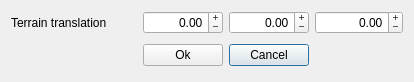
Old version of the form new_map_editor/terraintranslation.ui in the repository xaphier/Eternal-Lands.
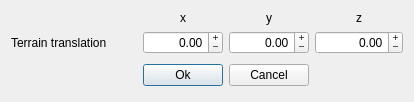
New version of the form. Icons and pictures are not drawn.

Diff of the .ui file:
```diff
--- a/new_map_editor/terraintranslation.ui
+++ b/new_map_editor/terraintranslation.ui
@@ -7,30 +7,49 @@
     <x>0</x>
     <y>0</y>
     <width>414</width>
-    <height>82</height>
+    <height>102</height>
    </rect>
   </property>
   <property name="windowTitle">
    <string>Dialog</string>
   </property>
   <layout class="QGridLayout" name="gridLayout">
-   <item row="0" column="1" colspan="2">
-    <widget class="QDoubleSpinBox" name="translation_x">
-     <property name="alignment">
-      <set>Qt::AlignRight|Qt::AlignTrailing|Qt::AlignVCenter</set>
+   <item row="2" column="1" colspan="2">
+    <widget class="QPushButton" name="pushButton">
+     <property name="text">
+      <string>Ok</string>
      </property>
-     <property name="buttonSymbols">
-      <enum>QAbstractSpinBox::PlusMinus</enum>
+     <property name="icon">
+      <iconset resource="icons/resourcen.qrc">
+       <normaloff>:/icons/gtk-apply.png</normaloff>:/icons/gtk-apply.png</iconset>
      </property>
-     <property name="minimum">
-      <double>-100.000000000000000</double>
+    </widget>
+   </item>
+   <item row="2" column="0">
+    <spacer name="horizontalSpacer">
+     <property name="orientation">
+      <enum>Qt::Horizontal</enum>
      </property>
-     <property name="maximum">
-      <double>100.000000000000000</double>
+     <property name="sizeHint" stdset="0">
+      <size>
+       <width>100</width>
+       <height>28</height>
+      </size>
      </property>
+    </spacer>
+   </item>
+   <item row="2" column="3" colspan="2">
+    <widget class="QPushButton" name="pushButton_2">
+     <property name="text">
+      <string>Cancel</string>
+     </property>
+     <property name="icon">
+      <iconset resource="icons/resourcen.qrc">
+       <normaloff>:/icons/gtk-cancel.png</normaloff>:/icons/gtk-cancel.png</iconset>
+     </property>
     </widget>
    </item>
-   <item row="1" column="5" colspan="2">
+   <item row="2" column="5" colspan="2">
     <spacer name="horizontalSpacer_2">
      <property name="orientation">
       <enum>Qt::Horizontal</enum>
@@ -44,17 +63,6 @@
     </spacer>
    </item>
    <item row="1" column="3" colspan="2">
-    <widget class="QPushButton" name="pushButton_2">
-     <property name="text">
-      <string>Cancel</string>
-     </property>
-     <property name="icon">
-      <iconset resource="icons/resourcen.qrc">
-       <normaloff>:/icons/gtk-cancel.png</normaloff>:/icons/gtk-cancel.png</iconset>
-     </property>
-    </widget>
-   </item>
-   <item row="0" column="3" colspan="2">
     <widget class="QDoubleSpinBox" name="translation_y">
      <property name="alignment">
       <set>Qt::AlignRight|Qt::AlignTrailing|Qt::AlignVCenter</set>
@@ -70,38 +78,30 @@
      </property>
     </widget>
    </item>
+   <item row="1" column="1" colspan="2">
+    <widget class="QDoubleSpinBox" name="translation_x">
+     <property name="alignment">
+      <set>Qt::AlignRight|Qt::AlignTrailing|Qt::AlignVCenter</set>
+     </property>
+     <property name="buttonSymbols">
+      <enum>QAbstractSpinBox::PlusMinus</enum>
+     </property>
+     <property name="minimum">
+      <double>-100.000000000000000</double>
+     </property>
+     <property name="maximum">
+      <double>100.000000000000000</double>
+     </property>
+    </widget>
+   </item>
    <item row="1" column="0">
-    <spacer name="horizontalSpacer">
-     <property name="orientation">
-      <enum>Qt::Horizontal</enum>
-     </property>
-     <property name="sizeHint" stdset="0">
-      <size>
-       <width>100</width>
-       <height>28</height>
-      </size>
-     </property>
-    </spacer>
-   </item>
-   <item row="0" column="0">
     <widget class="QLabel" name="label_5">
      <property name="text">
       <string>Terrain translation</string>
      </property>
     </widget>
    </item>
-   <item row="1" column="1" colspan="2">
-    <widget class="QPushButton" name="pushButton">
-     <property name="text">
-      <string>Ok</string>
-     </property>
-     <property name="icon">
-      <iconset resource="icons/resourcen.qrc">
-       <normaloff>:/icons/gtk-apply.png</normaloff>:/icons/gtk-apply.png</iconset>
-     </property>
-    </widget>
-   </item>
-   <item row="0" column="5" colspan="2">
+   <item row="1" column="5" colspan="2">
     <widget class="QDoubleSpinBox" name="translation_z">
      <property name="alignment">
       <set>Qt::AlignRight|Qt::AlignTrailing|Qt::AlignVCenter</set>
@@ -117,6 +117,36 @@
      </property>
     </widget>
    </item>
+   <item row="0" column="5" colspan="2">
+    <widget class="QLabel" name="label_3">
+     <property name="text">
+      <string>z</string>
+     </property>
+     <property name="alignment">
+      <set>Qt::AlignCenter</set>
+     </property>
+    </widget>
+   </item>
+   <item row="0" column="3" colspan="2">
+    <widget class="QLabel" name="label_2">
+     <property name="text">
+      <string>y</string>
+     </property>
+     <property name="alignment">
+      <set>Qt::AlignCenter</set>
+     </property>
+    </widget>
+   </item>
+   <item row="0" column="1" colspan="2">
+    <widget class="QLabel" name="label">
+     <property name="text">
+      <string>x</string>
+     </property>
+     <property name="alignment">
+      <set>Qt::AlignCenter</set>
+     </property>
+    </widget>
+   </item>
   </layout>
  </widget>
  <tabstops>
```
